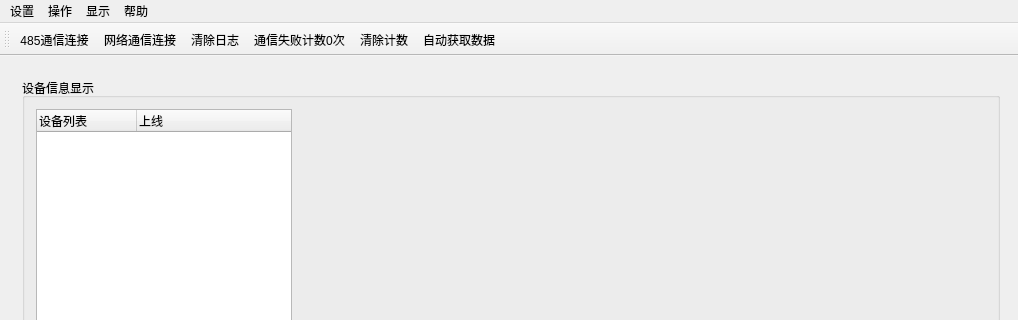
This is monitormainwindow.ui in ounie-os/line_monitor as Qt 5 draws it before an edit; both pictures show x 0 to 1018 and y 0 to 320 of the 1018 by 850 pixel window. The edited form follows.
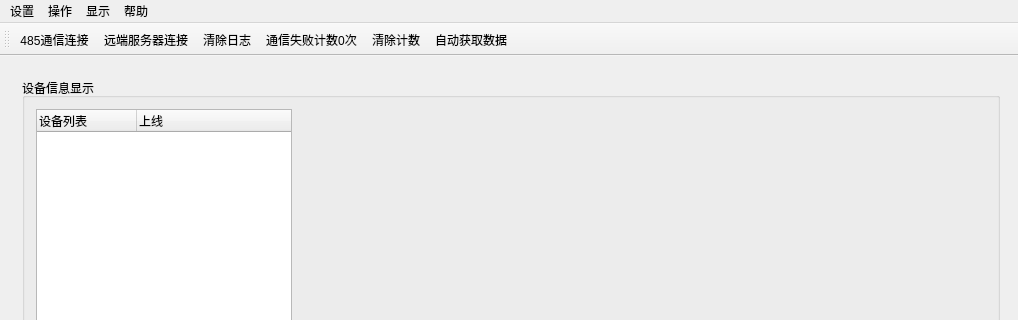
This is the edited form. The open tabs and pages were chosen to show the change. Custom widgets are drawn as their Qt base class.

Commit message: 将连接远端服务器功能按钮移到主菜单上，方便用户使用网络连接

Patch:
```diff
--- a/monitormainwindow.ui
+++ b/monitormainwindow.ui
@@ -28,6 +28,9 @@
   <property name="windowTitle">
    <string>MonitorMainWindow</string>
   </property>
+  <property name="toolButtonStyle">
+   <enum>Qt::ToolButtonTextBesideIcon</enum>
+  </property>
   <widget class="QWidget" name="centralWidget">
    <property name="sizePolicy">
     <sizepolicy hsizetype="Preferred" vsizetype="Expanding">
@@ -446,6 +449,9 @@
    <addaction name="menu_4"/>
   </widget>
   <widget class="QToolBar" name="mainToolBar">
+   <property name="toolButtonStyle">
+    <enum>Qt::ToolButtonIconOnly</enum>
+   </property>
    <attribute name="toolBarArea">
     <enum>TopToolBarArea</enum>
    </attribute>
@@ -453,7 +459,7 @@
     <bool>false</bool>
    </attribute>
    <addaction name="action_connect_485"/>
-   <addaction name="action_connect_network"/>
+   <addaction name="action_connet_server"/>
    <addaction name="action_clearLog"/>
    <addaction name="action_cnt_com_failed"/>
    <addaction name="action_clearCnt"/>
```
Left out of the diff: 7 changed lines with no effect on the pictures. The commit also changes 1 other file.
